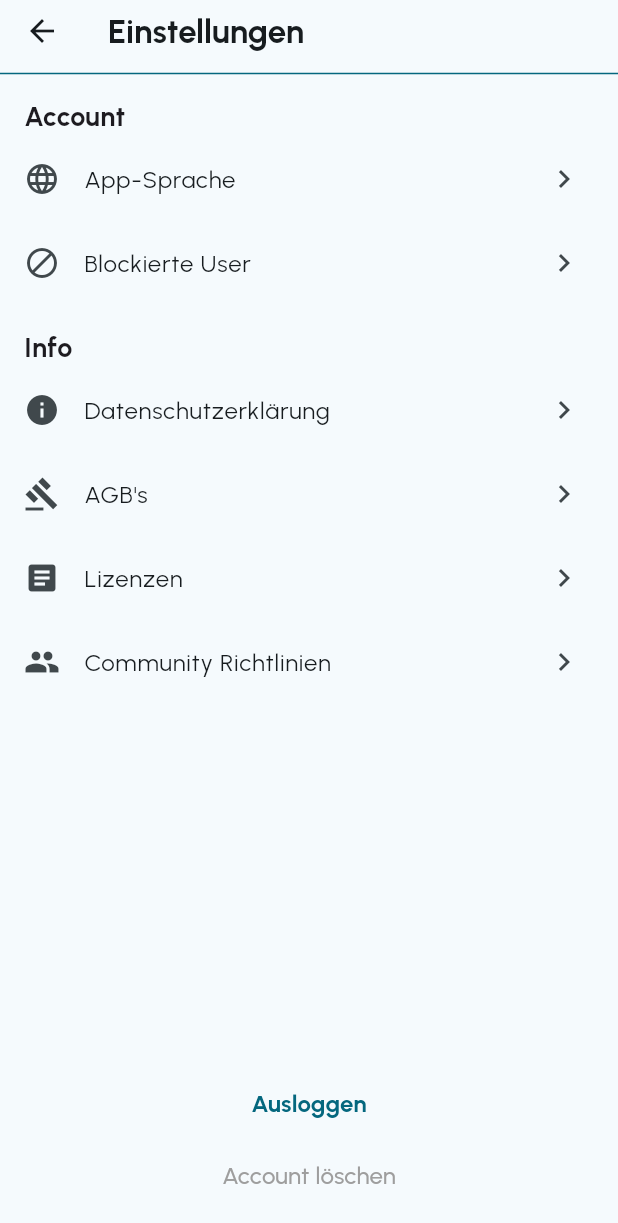
After one commit to Belladonnixi/tasksheet_erster_flutter_screen, a Flutter app: the MyApp2 screen opened directly, on a phone screen of 412 x 824 dp. The commit adds this screen. Shown: the top 1223 px of the screen. Run offline on Flutter 3.47's test engine with Material 3 defaults, Android fonts, the phone set to English and light mode, and no system bars; our stand-ins replace google_fonts.

Commit message:
add anfaengerVersion

```diff
--- /dev/null
+++ b/lib/anfaenger_version/anfaenger.dart
@@ -0,0 +1,117 @@
+import 'package:flutter/material.dart';
+
+// Mögliche Anfänger Version eventuell?
+
+// Definition für ein ListItem
+class ListItem {
+  ListItem(this.icon, this.title);
+  final IconData icon;
+  final String title;
+}
+
+class MyApp2 extends StatelessWidget {
+  const MyApp2({super.key});
+
+  @override
+  Widget build(BuildContext context) {
+    final Map<String, List<ListItem>> itemsMap = {
+      'Account': [
+        ListItem(Icons.language, 'App-Sprache'),
+        ListItem(Icons.block, 'Blockierte User'),
+      ],
+      'Info': [
+        ListItem(Icons.info, 'Datenschutzerklärung'),
+        ListItem(Icons.gavel, "AGB's"),
+        ListItem(Icons.article, 'Lizenzen'),
+        ListItem(Icons.group, 'Community Richtlinien'),
+      ],
+    };
+
+    return Scaffold(
+      appBar: AppBar(
+        title: const Text(
+          'Einstellungen',
+          style: TextStyle(fontWeight: FontWeight.bold),
+        ),
+        bottom: PreferredSize(
+          preferredSize: const Size.fromHeight(1.0),
+          child: Divider(
+            color: Theme.of(context).colorScheme.primary,
+            thickness: 1.0,
+          ),
+        ),
+      ),
+      body: Column(
+        children: [
+          Expanded(
+            child: ListView(
+              children: itemsMap.entries.map((entry) {
+                return Padding(
+                  padding: const EdgeInsets.symmetric(vertical: 8.0),
+                  child: Column(
+                    crossAxisAlignment: CrossAxisAlignment.start,
+                    children: [
+                      Padding(
+                        padding: const EdgeInsets.symmetric(horizontal: 16.0),
+                        child: Text(
+                          entry.key,
+                          style: const TextStyle(
+                            fontSize: 18,
+                            fontWeight: FontWeight.bold,
+                          ),
+                        ),
+                      ),
+                      Column(
+                        children: entry.value.map((item) {
+                          return ListTile(
+                            leading: Icon(item.icon),
+                            title: Text(item.title),
+                            trailing: const Icon(
+                              Icons.chevron_right,
+                            ),
+                            onTap: () {
+                              print('${item.title} tapped');
+                            },
+                          );
+                        }).toList(),
+                      ),
+                    ],
+                  ),
+                );
+              }).toList(),
+            ),
+          ),
+          Padding(
+            padding: const EdgeInsets.all(16.0),
+            child: Column(
+              // Minimiert die Größe der Leiste, basierend auf dem Inhalt, da Columns ansonsnten die gesamte verfügbare Höhe einnehmen.
+              mainAxisSize: MainAxisSize.min,
+              children: [
+                TextButton(
+                  onPressed: () => print('Ausloggen tapped'),
+                  child: const Text(
+                    'Ausloggen',
+                    style: TextStyle(
+                      fontSize: 16,
+                      fontWeight: FontWeight.bold,
+                    ),
+                  ),
+                ),
+                TextButton(
+                  onPressed: () => print('Account löschen tapped'),
+                  child: const Text(
+                    'Account löschen',
+                    style: TextStyle(
+                      color: Colors.grey,
+                      fontSize: 16,
+                    ),
+                  ),
+                ),
+              ],
+            ),
+          ),
+        ],
+      ),
+    );
+  }
+}
--- a/lib/main.dart
+++ b/lib/main.dart
@@ -1,3 +1,4 @@
+// import 'package:erster_flutter_screen/anfaenger_version/anfaenger.dart';
 import 'package:erster_flutter_screen/presentation/settings.dart';
 import 'package:flutter/material.dart';
 import 'package:google_fonts/google_fonts.dart';
@@ -21,6 +22,7 @@ class MyApp extends StatelessWidget {
         textTheme: GoogleFonts.urbanistTextTheme(),
       ),
       home: const SettingsScreen(),
+      //const MyApp2(),
     );
   }
 }
```
